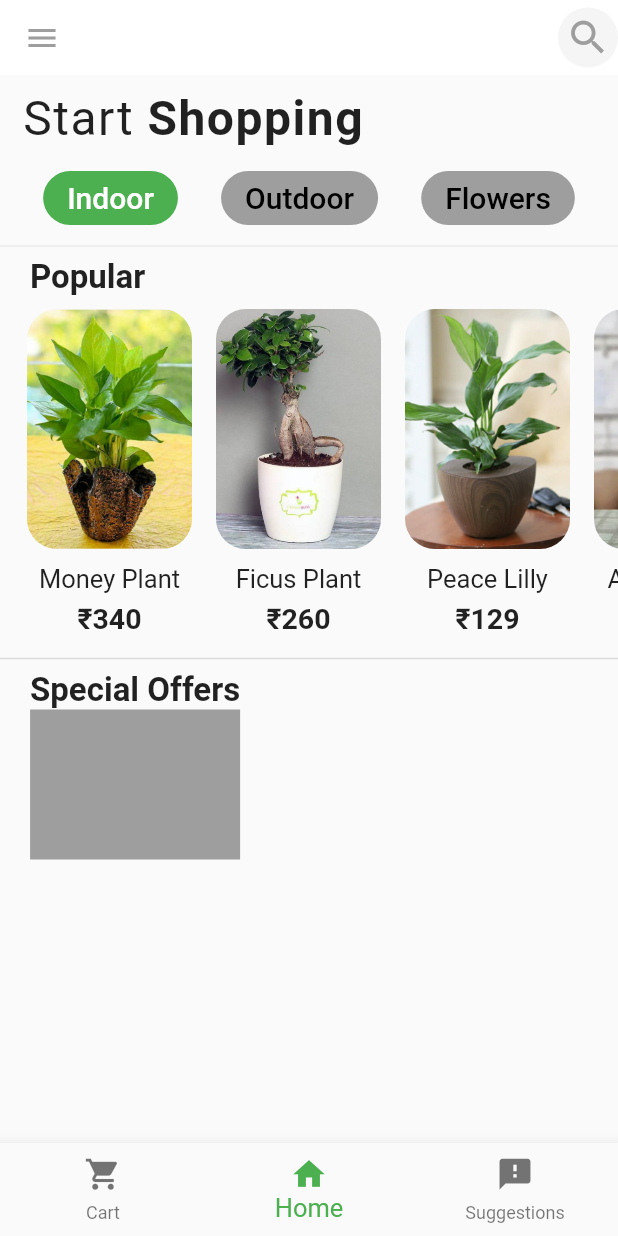
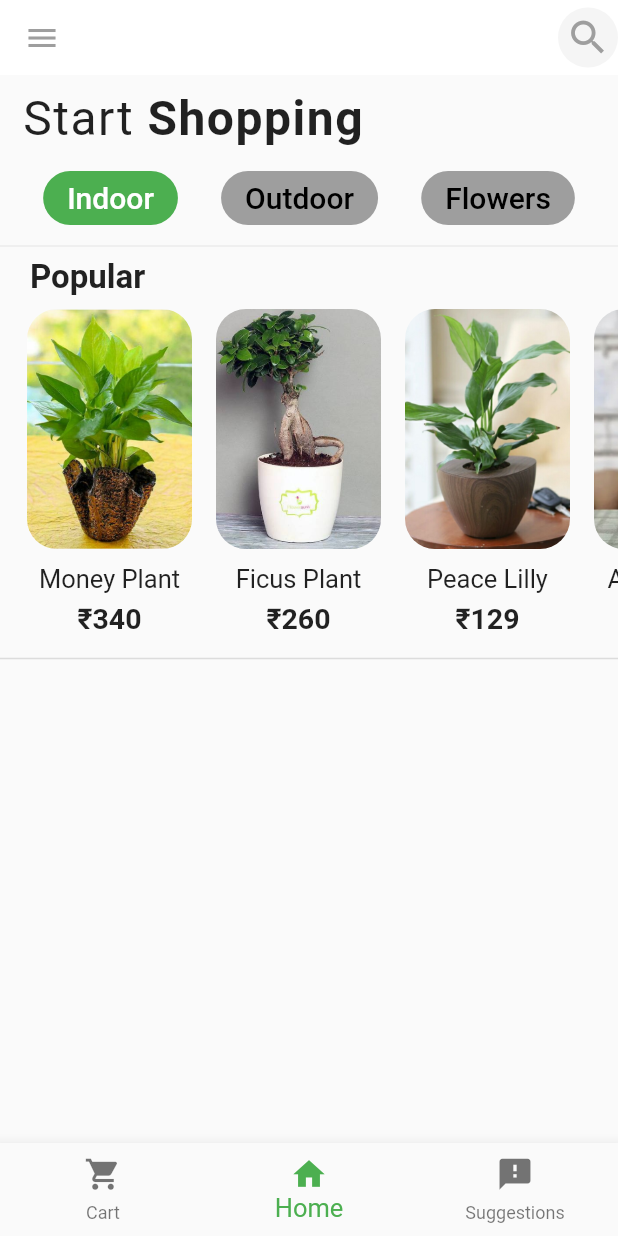
Before and after one commit to Musthafa-Ap/Planta, a Flutter app: the screen it shows after launch, on a phone screen of 412 x 824 dp. Run offline on Flutter 3.47's test engine with Material 2 defaults, Android fonts, the light colour scheme and no system bars.

Commit message:
breaking point

```diff
--- /dev/null
+++ b/lib/Homepage/HomeDetailesPage.dart
@@ -0,0 +1,27 @@
+import 'package:flutter/material.dart';
+
+import 'PopularItems.dart';
+import 'SpecialItems.dart';
+class HomeDetailesPage extends StatefulWidget {
+  @override
+  _HomeDetailesPageState createState() => _HomeDetailesPageState();
+}
+
+class _HomeDetailesPageState extends State<HomeDetailesPage> {
+  @override
+  Widget build(BuildContext context) {
+    return SingleChildScrollView(
+      scrollDirection: Axis.vertical,
+      child: Column(
+        children: [
+        PopularItems(),
+        Divider(
+          thickness: 1,
+        ),
+        //SpecialItems(),
+
+
+      ],),
+    );
+  }
+}
--- a/lib/Homepage/Mainpage.dart
+++ b/lib/Homepage/Mainpage.dart
@@ -2,7 +2,8 @@ import 'package:flutter/cupertino.dart';
 import 'package:flutter/material.dart';
 import 'package:planta/Homepage/Buttonsrow.dart';
 import 'package:planta/Homepage/Heading.dart';
-import 'package:planta/Homepage/HomeItemsPage.dart';
+import 'package:planta/Homepage/HomeDetailesPage.dart';
+import 'package:planta/Homepage/PopularItems.dart';
 import 'package:planta/Homepage/SpecialItems.dart';
 
 class Homepage extends StatefulWidget {
@@ -45,15 +46,7 @@ class _HomepageState extends State<Homepage> {
           Heading(),
           SizedBox(height: 10),
           Buttonsrow(),
-          HomeItemsPage(),
-          Divider(
-            thickness: 1,
-          ),
-
-
-SpecialItems(),
-
-
+          HomeDetailesPage()
 
         ],
       ),
--- a/lib/Homepage/HomeItemsPage.dart
+++ b/lib/Homepage/PopularItems.dart
@@ -1,12 +1,12 @@
 import 'package:flutter/cupertino.dart';
 import 'package:flutter/material.dart';
 
-class HomeItemsPage extends StatefulWidget {
+class PopularItems extends StatefulWidget {
   @override
-  _HomeItemsPageState createState() => _HomeItemsPageState();
+  _PopularItemsState createState() => _PopularItemsState();
 }
 
-class _HomeItemsPageState extends State<HomeItemsPage> {
+class _PopularItemsState extends State<PopularItems> {
   @override
   Widget build(BuildContext context) {
     return  Column(
--- a/lib/Homepage/SpecialItems.dart
+++ b/lib/Homepage/SpecialItems.dart
@@ -7,14 +7,15 @@ class SpecialItems extends StatefulWidget {
 class _SpecialItemsState extends State<SpecialItems> {
   @override
   Widget build(BuildContext context) {
-    return Container(
+    return  Container(
       padding: EdgeInsets.only(left: 20),
       child: Column(
         children: [
           Text("Special Offers",style: TextStyle(fontSize: 22,fontWeight: FontWeight.bold),),
+          SizedBox(height: 10,),
           Container(
-            width: 140,
-            height: 100,
+            width: 200,
+            height: 150,
             color: Colors.grey,
           )
         ],
```
